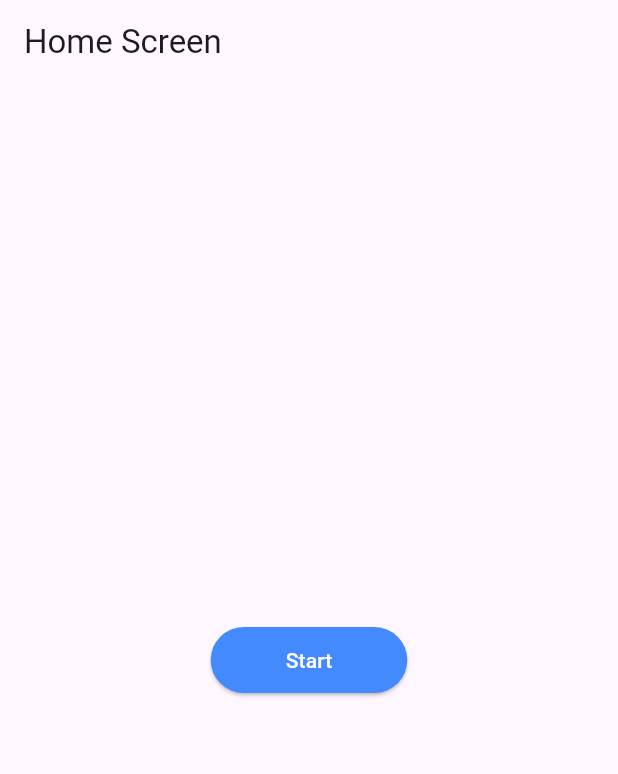
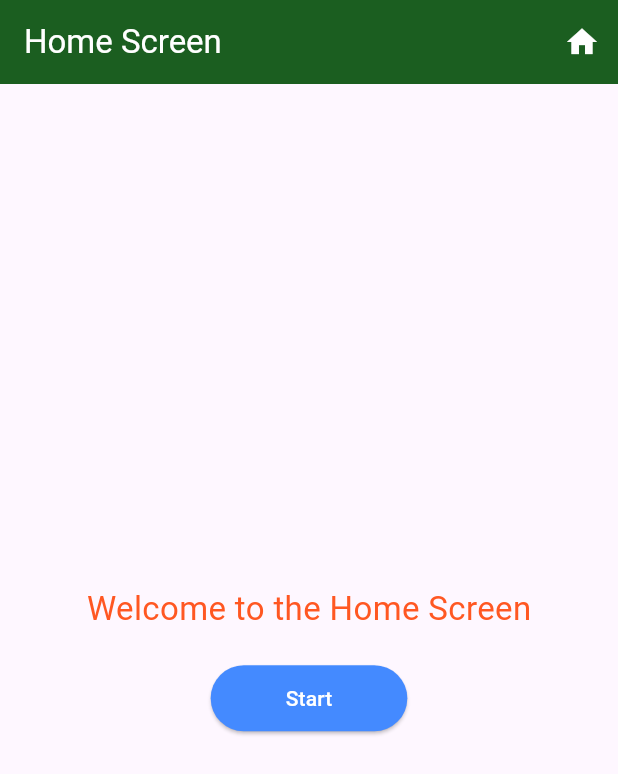
Before and after one commit to Sandhya1510/submit_screen_flutter, a Flutter app: the screen it shows after launch, on a phone screen of 412 x 824 dp. Shown: the top 774 px of the screen. Run offline on Flutter 3.47's test engine with Material 3 defaults, Android fonts, the phone set to English and light mode, and no system bars.

Commit message:
Changes in homeScreen

```diff
--- a/lib/main.dart
+++ b/lib/main.dart
@@ -20,15 +20,43 @@ class HomeScreen extends StatelessWidget {
   @override
   Widget build(BuildContext context) {
     return Scaffold(
-      appBar: AppBar(title: Text("Home Screen")),
+      // appBar: AppBar(title: Text("Home Screen", style: TextStyle(color: Colors.white),),backgroundColor: Colors.green[900],),
+      appBar: AppBar(
+        title: Text(
+          "Home Screen",
+          style: TextStyle(color: Colors.white),
+        ),
+        backgroundColor: Colors.green[900],
+        actions: [
+          IconButton(
+            icon: Icon(Icons.home, color: Colors.white),
+            onPressed: () {
+              print("Home icon pressed");
+            },
+          ),
+        ],
+      ),
+
       body: Center(
-        child: ElevatedButton(
-          onPressed: () => _showTheSheet(context),
-          style: ElevatedButton.styleFrom(
-            backgroundColor: Colors.blueAccent,
-            padding: EdgeInsets.symmetric(vertical: 12, horizontal: 50),
+        child: Container(
+          child: Column(  // Use Column to arrange widgets vertically
+            mainAxisSize: MainAxisSize.min, // Prevents unnecessary stretching
+            children: [
+              Text(
+                "Welcome to the Home Screen",
+                style: TextStyle(color: Colors.deepOrange, fontSize: 22),
+              ),
+              SizedBox(height: 20), // Proper spacing
+              ElevatedButton(
+                onPressed: () => _showTheSheet(context),
+                style: ElevatedButton.styleFrom(
+                  backgroundColor: Colors.blueAccent,
+                  padding: EdgeInsets.symmetric(vertical: 12, horizontal: 50),
+                ),
+                child: Text("Start", style: TextStyle(color: Colors.white)),
+              ),
+            ],
           ),
-            child: Text("Start", style: TextStyle(color: Colors.white))
         ),
       ),
     );
```
